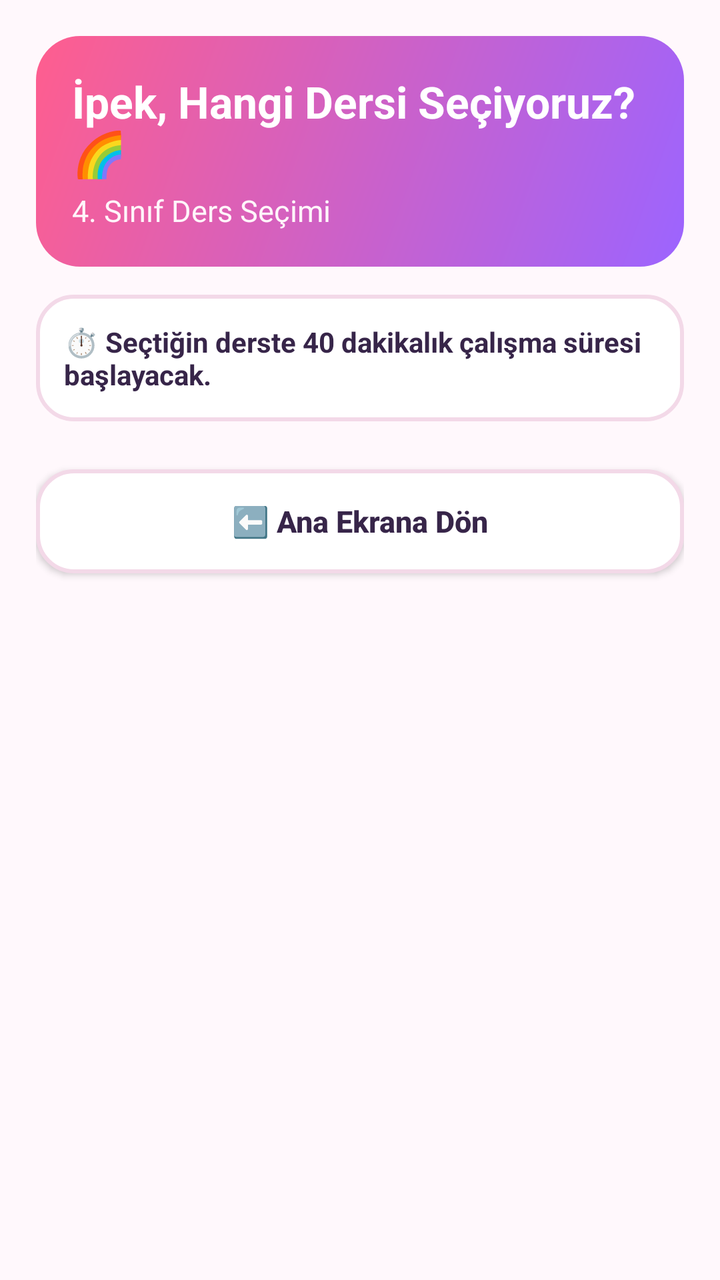
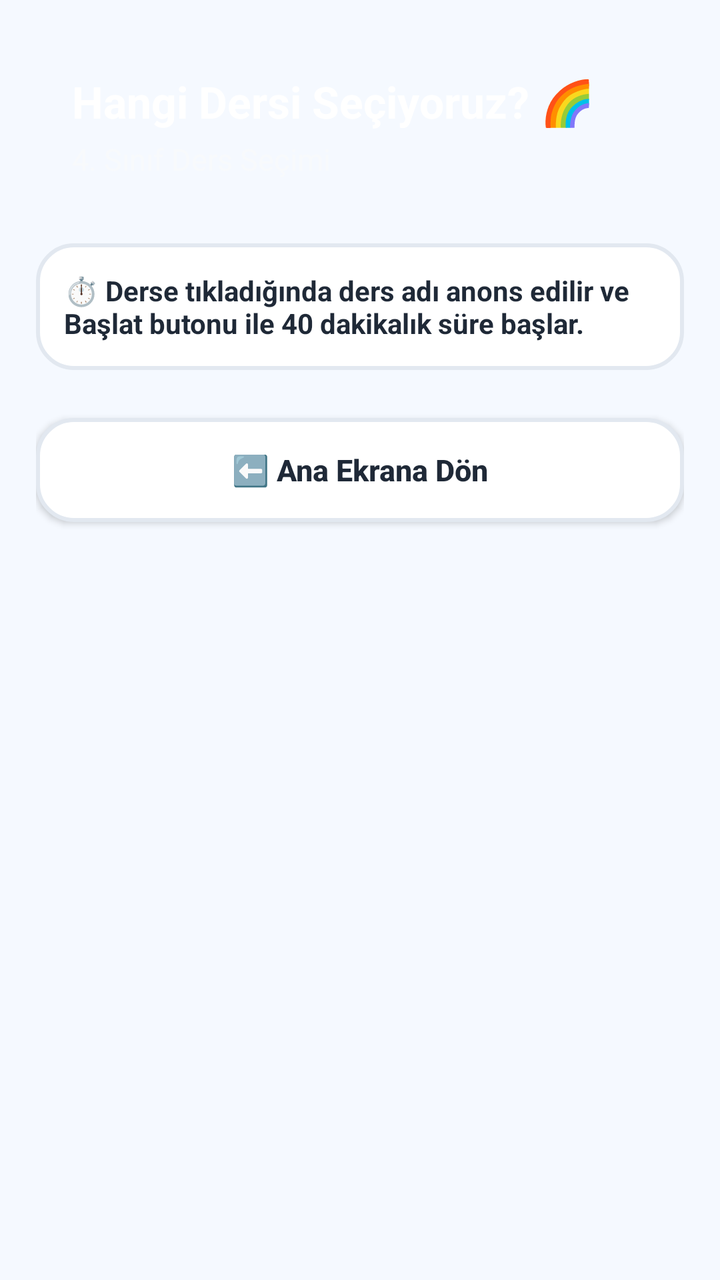

Screens rendered from an Android XML layout before and after an edit, with the pre-edit source and the edit as a unified diff.
<!-- AndroidManifest.xml: application theme AppTheme -->
<!-- res/layout/activity_subject_select.xml -->
<?xml version="1.0" encoding="utf-8"?>
<ScrollView xmlns:android="http://schemas.android.com/apk/res/android"
    android:layout_width="match_parent"
    android:layout_height="match_parent"
    android:fillViewport="true"
    android:background="@color/bg_cream">

    <LinearLayout
        android:layout_width="match_parent"
        android:layout_height="wrap_content"
        android:orientation="vertical"
        android:padding="18dp">

        <LinearLayout
            android:layout_width="match_parent"
            android:layout_height="wrap_content"
            android:background="@drawable/bg_header_card"
            android:orientation="vertical"
            android:padding="18dp"
            android:layout_marginBottom="14dp">

            <TextView
                android:id="@+id/tvSubjectHeaderTitle"
                android:layout_width="wrap_content"
                android:layout_height="wrap_content"
                android:text="İpek, Hangi Dersi Seçiyoruz? 🌈"
                android:textColor="#FFFFFF"
                android:textSize="22sp"
                android:textStyle="bold" />

            <TextView
                android:id="@+id/tvSubjectModeSubtitle"
                android:layout_width="wrap_content"
                android:layout_height="wrap_content"
                android:layout_marginTop="4dp"
                android:text="4. Sınıf Ders Seçimi"
                android:textColor="#FFF5FA"
                android:textSize="15sp" />
        </LinearLayout>

        
        <LinearLayout
            android:layout_width="match_parent"
            android:layout_height="wrap_content"
            android:background="@drawable/bg_white_card"
            android:orientation="vertical"
            android:padding="14dp"
            android:layout_marginBottom="14dp">

            <TextView
                android:id="@+id/tvCarriedTimeNotice"
                android:layout_width="match_parent"
                android:layout_height="wrap_content"
                android:text="⏱️ Seçtiğin derste 40 dakikalık çalışma süresi başlayacak."
                android:textColor="@color/text_dark"
                android:textSize="14sp"
                android:textStyle="bold" />

            <Button
                android:id="@+id/btnResetCycleMemory"
                android:layout_width="wrap_content"
                android:layout_height="38dp"
                android:layout_marginTop="8dp"
                android:paddingStart="12dp"
                android:paddingEnd="12dp"
                android:background="@drawable/btn_orange_rounded"
                android:text="🔄 Süreyi 40 Dakikaya Sıfırla"
                android:textAllCaps="false"
                android:textColor="#FFFFFF"
                android:textSize="12sp"
                android:visibility="gone" />
        </LinearLayout>

        
        <LinearLayout
            android:id="@+id/layoutSubjectButtons"
            android:layout_width="match_parent"
            android:layout_height="wrap_content"
            android:orientation="vertical" />

        <Button
            android:id="@+id/btnBackToMainFromSubjects"
            android:layout_width="match_parent"
            android:layout_height="52dp"
            android:layout_marginTop="10dp"
            android:background="@drawable/bg_white_card"
            android:text="⬅️ Ana Ekrana Dön"
            android:textAllCaps="false"
            android:textColor="@color/text_dark"
            android:textSize="15sp"
            android:textStyle="bold" />

    </LinearLayout>
</ScrollView>
<!-- resources referenced by this layout -->
<resources>
  <color name="bg_cream">#FFF8FC</color>
  <color name="text_dark">#372549</color>
  <!-- drawable bg_header_card (drawable) -->
  <?xml version="1.0" encoding="utf-8"?>
  <shape xmlns:android="http://schemas.android.com/apk/res/android" android:shape="rectangle">
      <gradient
          android:startColor="#FF5E8E"
          android:endColor="#9C64FF"
          android:angle="315" />
      <corners android:radius="22dp" />
  </shape>
  <!-- drawable bg_white_card (drawable) -->
  <?xml version="1.0" encoding="utf-8"?>
  <shape xmlns:android="http://schemas.android.com/apk/res/android" android:shape="rectangle">
      <solid android:color="#FFFFFF" />
      <corners android:radius="18dp" />
      <stroke android:width="2dp" android:color="#F3D9E8" />
  </shape>
  <!-- drawable btn_orange_rounded (drawable) -->
  <?xml version="1.0" encoding="utf-8"?>
  <shape xmlns:android="http://schemas.android.com/apk/res/android" android:shape="rectangle">
      <solid android:color="#FF7043" />
      <corners android:radius="18dp" />
  </shape>
  <style name="AppTheme" parent="android:Theme.Material.Light.NoActionBar">
          <item name="android:colorPrimary">@color/primary_pink</item>
          <item name="android:colorPrimaryDark">@color/primary_pink_dark</item>
          <item name="android:colorAccent">@color/accent_purple</item>
          <item name="android:windowBackground">@color/bg_cream</item>
          <item name="android:statusBarColor">@color/primary_pink_dark</item>
      </style>
  <color name="primary_pink">#FF5E8E</color>
  <color name="primary_pink_dark">#D93B6B</color>
  <color name="accent_purple">#7C4DFF</color>
</resources>

<!-- the commit's change to res/layout/activity_subject_select.xml (unified diff, before → after) -->
@@ -1,9 +1,10 @@
 <?xml version="1.0" encoding="utf-8"?>
 <ScrollView xmlns:android="http://schemas.android.com/apk/res/android"
+    android:id="@+id/scrollRootSubject"
     android:layout_width="match_parent"
     android:layout_height="match_parent"
     android:fillViewport="true"
-    android:background="@color/bg_cream">
+    android:background="@color/bg_surface">
 
     <LinearLayout
         android:layout_width="match_parent"
@@ -12,9 +13,9 @@
         android:padding="18dp">
 
         <LinearLayout
+            android:id="@+id/layoutSubjectHeaderCard"
             android:layout_width="match_parent"
             android:layout_height="wrap_content"
-            android:background="@drawable/bg_header_card"
             android:orientation="vertical"
             android:padding="18dp"
             android:layout_marginBottom="14dp">
@@ -23,7 +24,7 @@
                 android:id="@+id/tvSubjectHeaderTitle"
                 android:layout_width="wrap_content"
                 android:layout_height="wrap_content"
-                android:text="İpek, Hangi Dersi Seçiyoruz? 🌈"
+                android:text="Hangi Dersi Seçiyoruz? 🌈"
                 android:textColor="#FFFFFF"
                 android:textSize="22sp"
                 android:textStyle="bold" />
@@ -34,7 +35,7 @@
                 android:layout_height="wrap_content"
                 android:layout_marginTop="4dp"
                 android:text="4. Sınıf Ders Seçimi"
-                android:textColor="#FFF5FA"
+                android:textColor="#F8FAFC"
                 android:textSize="15sp" />
         </LinearLayout>
 
@@ -51,7 +52,7 @@
                 android:id="@+id/tvCarriedTimeNotice"
                 android:layout_width="match_parent"
                 android:layout_height="wrap_content"
-                android:text="⏱️ Seçtiğin derste 40 dakikalık çalışma süresi başlayacak."
+                android:text="⏱️ Derse tıkladığında ders adı anons edilir ve Başlat butonu ile 40 dakikalık süre başlar."
                 android:textColor="@color/text_dark"
                 android:textSize="14sp"
                 android:textStyle="bold" />
@@ -63,7 +64,6 @@
                 android:layout_marginTop="8dp"
                 android:paddingStart="12dp"
                 android:paddingEnd="12dp"
-                android:background="@drawable/btn_orange_rounded"
                 android:text="🔄 Süreyi 40 Dakikaya Sıfırla"
                 android:textAllCaps="false"
                 android:textColor="#FFFFFF"
<!-- resource entries referenced after the edit -->
@@ -1,38 +1,23 @@
 <!-- resources referenced by this layout -->
 <resources>
-  <color name="bg_cream">#FFF8FC</color>
-  <color name="text_dark">#372549</color>
-  <!-- drawable bg_header_card (drawable) -->
-  <?xml version="1.0" encoding="utf-8"?>
-  <shape xmlns:android="http://schemas.android.com/apk/res/android" android:shape="rectangle">
-      <gradient
-          android:startColor="#FF5E8E"
-          android:endColor="#9C64FF"
-          android:angle="315" />
-      <corners android:radius="22dp" />
-  </shape>
+  <color name="bg_surface">#F5F9FF</color>
+  <color name="text_dark">#1F2937</color>
   <!-- drawable bg_white_card (drawable) -->
   <?xml version="1.0" encoding="utf-8"?>
   <shape xmlns:android="http://schemas.android.com/apk/res/android" android:shape="rectangle">
       <solid android:color="#FFFFFF" />
       <corners android:radius="18dp" />
-      <stroke android:width="2dp" android:color="#F3D9E8" />
-  </shape>
-  <!-- drawable btn_orange_rounded (drawable) -->
-  <?xml version="1.0" encoding="utf-8"?>
-  <shape xmlns:android="http://schemas.android.com/apk/res/android" android:shape="rectangle">
-      <solid android:color="#FF7043" />
-      <corners android:radius="18dp" />
+      <stroke android:width="2dp" android:color="#E2E8F0" />
   </shape>
   <style name="AppTheme" parent="android:Theme.Material.Light.NoActionBar">
-          <item name="android:colorPrimary">@color/primary_pink</item>
-          <item name="android:colorPrimaryDark">@color/primary_pink_dark</item>
-          <item name="android:colorAccent">@color/accent_purple</item>
-          <item name="android:windowBackground">@color/bg_cream</item>
-          <item name="android:statusBarColor">@color/primary_pink_dark</item>
+          <item name="android:colorPrimary">@color/primary_default</item>
+          <item name="android:colorPrimaryDark">@color/primary_dark_default</item>
+          <item name="android:colorAccent">@color/accent_default</item>
+          <item name="android:windowBackground">@color/bg_surface</item>
+          <item name="android:statusBarColor">@color/primary_dark_default</item>
       </style>
-  <color name="primary_pink">#FF5E8E</color>
-  <color name="primary_pink_dark">#D93B6B</color>
-  <color name="accent_purple">#7C4DFF</color>
+  <color name="primary_default">#1E88E5</color>
+  <color name="primary_dark_default">#1565C0</color>
+  <color name="accent_default">#00897B</color>
 </resources>
 
